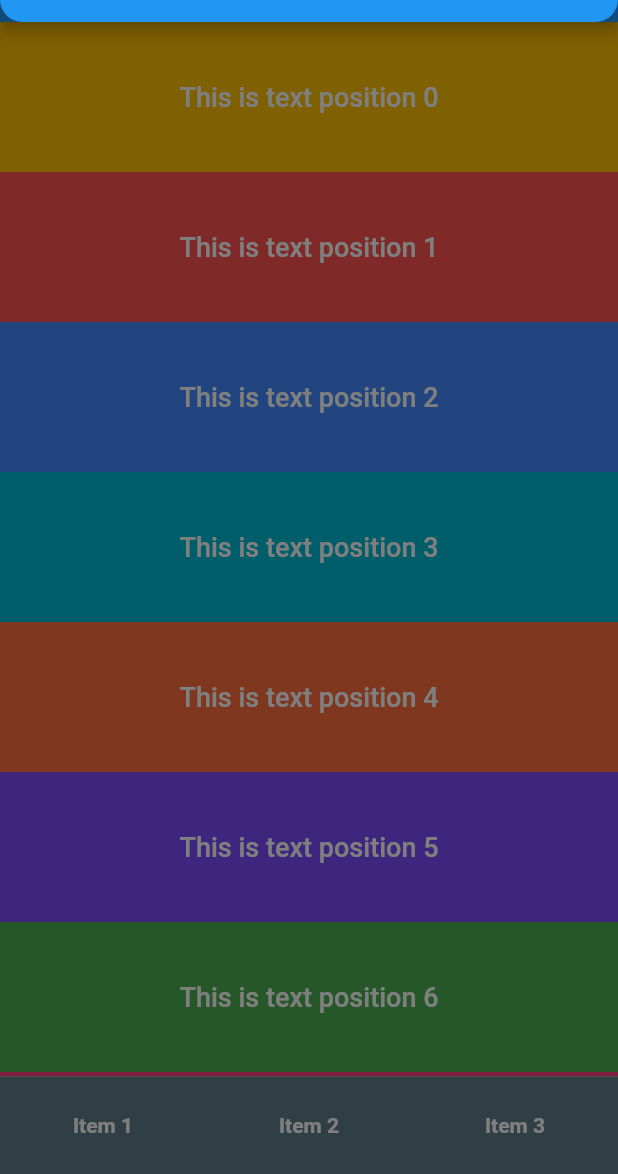
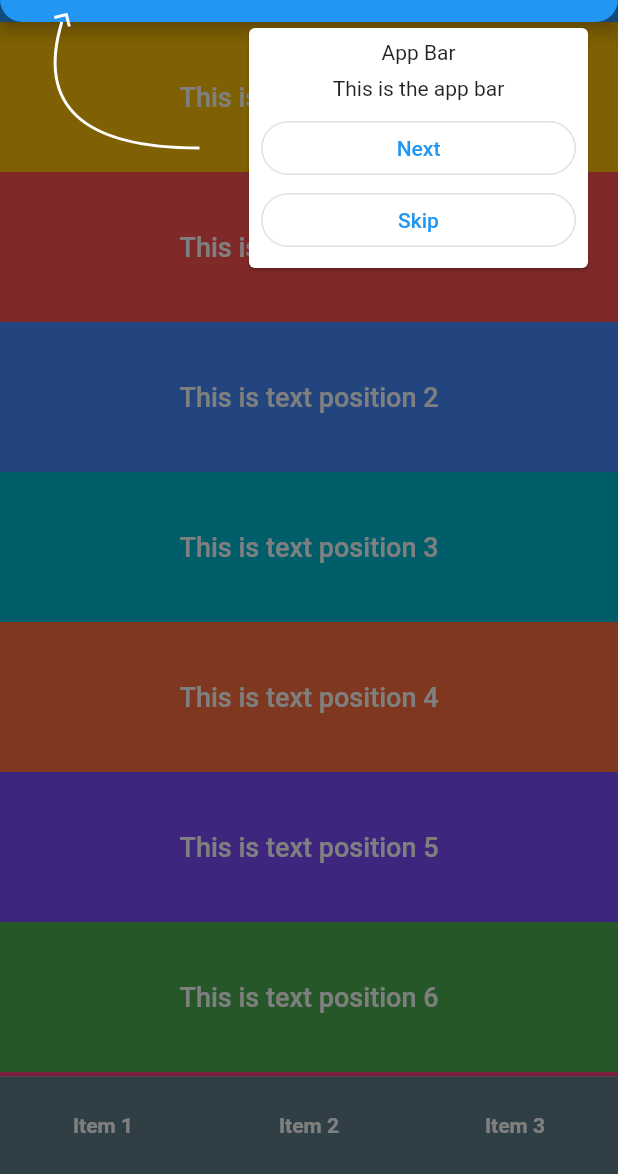
Before and after one commit to the-ginger-geek/flutter_tour, a Flutter app: the screen it shows after launch, on a phone screen of 412 x 824 dp, the part 62-1236 px from its top. Run offline on Flutter 3.47's test engine with Material 2 defaults, Android fonts, the phone set to English and light mode, and no system bars.

Commit message:
Refactored arrow painter to calculate and draw paths

```diff
--- a/lib/arrow_painter.dart
+++ b/lib/arrow_painter.dart
@@ -1,20 +1,19 @@
+import 'dart:math';
+
 import 'package:flutter/material.dart';
-import 'package:flutter_tour/card_position.dart';
+import 'package:flutter_tour/card_rect.dart';
 import 'package:flutter_tour/arrow_anchor.dart';
 
-import 'widget_position.dart';
+import 'widget_rect.dart';
 
 class ArrowPainter extends CustomPainter {
-  final WidgetPosition widgetPosition;
-  final CardPosition cardPosition;
-  final ArrowAnchor? widgetAnchors;
+  final ArrowConfig arrowConfig;
   final Color arrowColor;
 
-  ArrowPainter(
-      {required this.widgetPosition,
-      required this.arrowColor,
-      required this.cardPosition,
-      required this.widgetAnchors});
+  ArrowPainter({
+    required this.arrowConfig,
+    required this.arrowColor,
+  });
 
   @override
   void paint(Canvas canvas, Size size) {
@@ -23,20 +22,87 @@ class ArrowPainter extends CustomPainter {
       ..style = PaintingStyle.stroke
       ..strokeWidth = 2.0;
 
-    // final bool cardPositionRight = (cardPosition.left ?? 0.0) > (cardPosition.right ?? 0.0);
-    final bool cardPositionTop = (cardPosition.bottom ?? 0.0) > (cardPosition.top ?? 0.0);
-    if (cardPositionTop == true) {
+    final anchors = _calculateArrowAnchor();
+    final controlPointX = anchors.arrowControlPoint?.x as double;
+    final controlPointY = anchors.arrowControlPoint?.y as double;
+    final anchorEndX = anchors.anchorEnd?.x as double;
+    final anchorEndY = anchors.anchorEnd?.y as double;
 
-      final controlPointX = widgetAnchors?.arrowControlPoint?.x as double;
-      final controlPointY = widgetAnchors?.arrowControlPoint?.y as double;
-      final anchorEndX = widgetAnchors?.anchorEnd?.x as double;
-      final anchorEndY = widgetAnchors?.anchorEnd?.y as double;
+    Path path = Path();
+    path.moveTo((anchors.anchorStart?.x as double), anchors.anchorStart?.y as double);
+    path.quadraticBezierTo(controlPointX, controlPointY, anchorEndX, anchorEndY);
+    _buildArrowHead(path, anchorEndX, anchorEndY);
+    canvas.drawPath(path, paint);
+  }
 
-      Path path = Path();
-      path.moveTo((widgetAnchors?.anchorStart?.x as double), widgetAnchors?.anchorStart?.y as double);
-      path.quadraticBezierTo(controlPointX, controlPointY, anchorEndX, anchorEndY);
-      canvas.drawPath(path, paint);
+  void _buildArrowHead(
+    Path path,
+    double anchorEndX,
+    double anchorEndY,
+  ) {
+    final isLargeWidget = arrowConfig.widgetRect.size.height > arrowConfig.screenSize.height * 0.5;
+    final cardOnTop = arrowConfig.cardPosition.bottom == null;
+    if (isLargeWidget) {
+      path.addPolygon([
+        Offset(anchorEndX - 5, anchorEndY + 3),
+        Offset(anchorEndX - 3, anchorEndY - 5),
+        Offset(anchorEndX + 5, anchorEndY - 3),
+      ], false);
+    } else if (cardOnTop) {
+      path.addPolygon([
+        Offset(anchorEndX - 5, anchorEndY - 3),
+        Offset(anchorEndX + 3, anchorEndY + (cardOnTop ? -5 : 5)),
+        Offset(anchorEndX + 5, anchorEndY + 3),
+      ], false);
+    } else {
+      path.addPolygon([
+        Offset(anchorEndX - 5, anchorEndY - 3),
+        Offset(anchorEndX - 3, anchorEndY + 5),
+        Offset(anchorEndX + 5, anchorEndY + 3),
+      ], false);
     }
+  }
+
+  ArrowAnchor _calculateArrowAnchor() {
+    ArrowAnchor arrowAnchors = ArrowAnchor(
+      anchorStart: const Point(0.0, 0.0),
+      anchorEnd: const Point(0.0, 0.0),
+      arrowControlPoint: const Point(0.0, 0.0),
+    );
+
+    final widgetRect = arrowConfig.widgetRect;
+    final isLargeWidget = widgetRect.size.height > arrowConfig.screenSize.height * 0.5;
+    final cardPosition = arrowConfig.cardPosition;
+    final cardOnTop = cardPosition.bottom == null;
+    final cardOnLeft = (cardPosition.left ?? 0) < (cardPosition.right ?? 0);
+    final halfCardHeight = (cardPosition.size?.height ?? 0.0) / 2;
+    final halfCardWidth = (cardPosition.size?.width ?? 0.0) / 2;
+    final cardVerticalPosition = cardPosition.bottom ?? cardPosition.top ?? 0;
+    final cardHorizontalPosition =
+        ((cardPosition.right ?? 0) < (cardPosition.left ?? 0)) ? cardPosition.left ?? 0 : cardPosition.right ?? 0;
+
+    final startArrowDx = cardOnLeft
+        ? cardHorizontalPosition + halfCardWidth
+        : arrowConfig.screenSize.width - cardHorizontalPosition - halfCardWidth;
+    final startArrowDy = cardOnTop
+        ? (cardPosition.top ?? 0) + halfCardHeight
+        : arrowConfig.screenSize.height - cardVerticalPosition - halfCardHeight;
+    arrowAnchors.anchorStart = Point(startArrowDx, startArrowDy);
+
+    final endPositionOnBottomOfWidget = isLargeWidget || cardOnTop;
+    final endArrowDx = arrowConfig.widgetRect.left + (arrowConfig.widgetRect.size.width * (cardOnTop ? 0.1 : 0.9));
+    final endArrowDy = endPositionOnBottomOfWidget ? arrowConfig.widgetRect.bottom : arrowConfig.widgetRect.top;
+    arrowAnchors.anchorEnd = Point(endArrowDx, endArrowDy);
+
+    final cardWidth = cardPosition.size?.width ?? 0;
+    if (cardWidth != 0) {
+      final controlPointDx = cardOnTop ? startArrowDx - (cardWidth / 2) : startArrowDx + (cardWidth / 2);
+      final controlPointDy = endPositionOnBottomOfWidget
+          ? arrowConfig.widgetRect.bottom + halfCardHeight
+          : arrowConfig.widgetRect.top - halfCardHeight;
+      arrowAnchors.arrowControlPoint = Point(controlPointDx, controlPointDy);
+    }
+    return arrowAnchors;
   }
 
   @override
@@ -44,3 +110,15 @@ class ArrowPainter extends CustomPainter {
     return true;
   }
 }
+
+class ArrowConfig {
+  final Size screenSize;
+  final WidgetRect widgetRect;
+  final CardRect cardPosition;
+
+  ArrowConfig({
+    required this.screenSize,
+    required this.widgetRect,
+    required this.cardPosition,
+  });
+}
--- a/lib/card_position.dart
+++ b/lib/card_rect.dart
@@ -1,14 +1,18 @@
-class CardPosition {
+import 'dart:ui';
+
+class CardRect {
   final double? left;
   final double? right;
   final double? top;
   final double? bottom;
+  Size? size;
 
-  CardPosition({
+  CardRect({
     this.left,
     this.right,
     this.top,
     this.bottom,
+    this.size,
   });
 
   bool get isInitialised => left != null || right != null || top != null || bottom != null;
--- a/lib/flutter_tour.dart
+++ b/lib/flutter_tour.dart
@@ -1,15 +1,12 @@
-import 'dart:math';
-
 import 'package:flutter/material.dart';
-import 'package:flutter_tour/arrow_anchor.dart';
 import 'package:flutter_tour/globalkey_extension.dart';
 
 import 'arrow_painter.dart';
-import 'card_position.dart';
+import 'card_rect.dart';
 import 'overlay_painter.dart';
 import 'tour_target.dart';
 import 'tour_theme.dart';
-import 'widget_position.dart';
+import 'widget_rect.dart';
 
 final keyCard = GlobalKey();
 
@@ -37,10 +34,8 @@ class _FlutterTourState extends State<FlutterTour> {
   final double cardWidth = 250;
   int activePosition = 0;
   late bool? tourVisible = true;
-  CardPosition cardPosition = CardPosition();
+  CardRect cardRect = CardRect();
   List<TourTarget> tourTargets = [];
-  ArrowAnchor? arrowAnchors = ArrowAnchor(
-      anchorStart: const Point(0.0, 0.0), anchorEnd: const Point(0.0, 0.0), arrowControlPoint: const Point(0.0, 0.0));
 
   @override
   void initState() {
@@ -54,40 +49,46 @@ class _FlutterTourState extends State<FlutterTour> {
 
   @override
   Widget build(BuildContext context) {
+    final widgetRect = _getWidgetRect();
     return Stack(
       children: [
         if (widget.child != null) widget.child as Widget,
-        if (_tourVisible()) _buildOverlayPainter(context),
-        if (_tourVisible()) _buildArrowPainter(context),
-        if (_tourVisible() && cardPosition.isInitialised) _buildTourCard(),
+        if (_tourVisible()) _buildOverlayPainter(context, widgetRect),
+        if (_tourVisible() && cardRect.isInitialised) _buildArrowPainter(context, widgetRect),
+        if (_tourVisible() && cardRect.isInitialised) _buildTourCard(),
       ],
     );
   }
 
-  CustomPaint _buildOverlayPainter(BuildContext context) {
+  CustomPaint _buildOverlayPainter(BuildContext context, WidgetRect widgetRect) {
     return CustomPaint(
-      painter: OverlayPainter(widgetPosition: _getWidgetPosition()),
+      painter: OverlayPainter(widgetRect: widgetRect),
       size: MediaQuery.of(context).size,
     );
   }
 
-  CustomPaint _buildArrowPainter(BuildContext context) {
+  CustomPaint _buildArrowPainter(BuildContext context, WidgetRect widgetRect) {
+    // Card is drawn after the initial render so we need to wait for it to be drawn before we can get size
+    final cardRenderBox = keyCard.currentContext?.findRenderObject() as RenderBox?;
     return CustomPaint(
       painter: ArrowPainter(
-          arrowColor: Colors.white,
-          cardPosition: cardPosition,
-          widgetAnchors: arrowAnchors,
-          widgetPosition: _getWidgetPosition()),
+        arrowColor: Colors.white,
+        arrowConfig: ArrowConfig(
+          cardPosition: cardRect..size = cardRenderBox?.size ?? Size(0, 0),
+          widgetRect: widgetRect,
+          screenSize: MediaQuery.of(context).size,
+        ),
+      ),
       size: MediaQuery.of(context).size,
     );
   }
 
   Positioned _buildTourCard() {
     return Positioned(
-      left: cardPosition.left,
-      top: cardPosition.top,
-      right: cardPosition.right,
-      bottom: cardPosition.bottom,
+      left: cardRect.left,
+      top: cardRect.top,
+      right: cardRect.right,
+      bottom: cardRect.bottom,
       child: SizedBox(
         width: cardWidth,
         child: Card(
@@ -165,8 +166,6 @@ class _FlutterTourState extends State<FlutterTour> {
   void _showNextWidget({bool refreshState = true}) {
     if (activePosition < tourTargets.length - 1) {
       activePosition++;
-    } else {
-      activePosition = 0;
     }
 
     final widgetBuildContext = tourTargets[activePosition].key.currentContext;
@@ -179,10 +178,8 @@ class _FlutterTourState extends State<FlutterTour> {
   }
 
   void _showPreviousWidget({bool refreshState = true}) {
-    if (activePosition < tourTargets.length - 1 && activePosition > 0) {
+    if (activePosition < tourTargets.length && activePosition > 0) {
       activePosition--;
-    } else {
-      activePosition = 0;
     }
 
     final widgetBuildContext = tourTargets[activePosition].key.currentContext;
@@ -194,70 +191,63 @@ class _FlutterTourState extends State<FlutterTour> {
     }
   }
 
-  WidgetPosition _getWidgetPosition() {
+  WidgetRect _getWidgetRect() {
     if (tourTargets.isNotEmpty && tourTargets.length > activePosition) {
-      final mediaQuery = MediaQuery.of(context);
       final key = tourTargets[activePosition].key;
       final renderBox = key.currentContext?.findRenderObject() as RenderBox?;
       if (renderBox?.hasSize ?? false) {
         final position = key.globalPaintBounds;
         if (position != null && renderBox != null) {
-          final widgetPosition = WidgetPosition(
+          final widgetRect = WidgetRect(
             left: position.left,
             top: position.top,
             right: position.right,
             bottom: position.bottom,
+            size: renderBox.size,
           );
 
-          _positionCard(mediaQuery, widgetPosition, renderBox);
-          return widgetPosition;
+          _positionCard(widgetRect);
+          return widgetRect;
         }
       } else {
-        _showNextWidget(refreshState: false);
-        return _getWidgetPosition();
+        return _getWidgetRect();
       }
     }
 
-    return WidgetPosition(left: 0, top: 0, right: 0, bottom: 0);
+    return WidgetRect(
+      left: 0,
+      top: 0,
+      right: 0,
+      bottom: 0,
+      size: const Size(0.0, 0.0),
+    );
   }
 
-  void _positionCard(MediaQueryData mediaQuery, WidgetPosition widgetPosition, RenderBox targetRenderBox) {
-    final halfScreenSize = mediaQuery.size.height / 2;
-    final cardHorizontalSpacing = mediaQuery.size.width - cardWidth;
-    final validTargetWidget = targetRenderBox.size.height < halfScreenSize;
+  void _positionCard(WidgetRect widgetRect) {
+    final screenSize = MediaQuery.of(context).size;
+    final halfScreenSize = screenSize.height / 2;
+    final cardHorizontalSpacing = screenSize.width - cardWidth;
+    final validTargetWidget = widgetRect.size.height < halfScreenSize;
     if (validTargetWidget) {
-      if (widgetPosition.bottom > halfScreenSize) {
-        cardPosition = CardPosition(
-          left: 16.0,
-          right: cardHorizontalSpacing,
-          bottom: mediaQuery.size.height - widgetPosition.top,
+      if (widgetRect.bottom > halfScreenSize) {
+        const left = 16.0;
+        final right = cardHorizontalSpacing;
+        final bottom = screenSize.height - widgetRect.top;
+        cardRect = CardRect(
+          left: left,
+          right: right,
+          bottom: bottom,
         );
-
-        final cardRenderBox = keyCard.currentContext?.findRenderObject() as RenderBox?;
-        if (cardRenderBox?.hasSize ?? false) {
-          final halfCardHeight = (cardRenderBox?.size.height ?? 0.0) / 2;
-
-          final startArrowDx = mediaQuery.size.width - (cardPosition.right ?? 0.0);
-          final startArrowDy = mediaQuery.size.height - (cardPosition.bottom ?? 0.0) - halfCardHeight;
-          arrowAnchors?.anchorStart = Point(startArrowDx, startArrowDy);
-
-          final endArrowDx = widgetPosition.left + (targetRenderBox.size.width * (3 / 4));
-          final endArrowDy = widgetPosition.top;
-          arrowAnchors?.anchorEnd = Point(endArrowDx, endArrowDy);
-
-          final controlPointDx = startArrowDx + (cardWidth / 2);
-          final controlPointDy = widgetPosition.top - halfCardHeight;
-          arrowAnchors?.arrowControlPoint = Point(controlPointDx, controlPointDy);
-        }
+      } else if (widgetRect.top < halfScreenSize) {
+        final top = widgetRect.bottom;
+        cardRect = CardRect(
+          left: cardHorizontalSpacing,
+          right: 16.0,
+          top: top,
+        );
       }
-    } else if (widgetPosition.top < halfScreenSize) {
-      cardPosition = CardPosition(
-        left: cardHorizontalSpacing,
-        right: 16.0,
-        top: widgetPosition.bottom,
-      );
     } else {
-      cardPosition = CardPosition(
+      cardRect = CardRect(
         left: 16.0,
         bottom: 16.0,
       );
--- a/lib/overlay_painter.dart
+++ b/lib/overlay_painter.dart
@@ -1,11 +1,11 @@
 import 'package:flutter/material.dart';
 
-import 'widget_position.dart';
+import 'widget_rect.dart';
 
 class OverlayPainter extends CustomPainter {
-  final WidgetPosition widgetPosition;
+  final WidgetRect widgetRect;
 
-  OverlayPainter({required this.widgetPosition});
+  OverlayPainter({required this.widgetRect});
 
   @override
   void paint(Canvas canvas, Size size) {
@@ -16,7 +16,7 @@ class OverlayPainter extends CustomPainter {
           Path()
             ..addRect(Rect.fromLTWH(0, 0, size.width, size.height))
             ..close(),
-          Path()..addRRect(RRect.fromRectAndRadius(widgetPosition.getRect(),const Radius.circular(15.0))),
+          Path()..addRRect(RRect.fromRectAndRadius(widgetRect.getRect(),const Radius.circular(15.0))),
         ),
         paint);
   }
--- a/lib/widget_position.dart
+++ b/lib/widget_rect.dart
@@ -1,16 +1,18 @@
 import 'package:flutter/material.dart';
 
-class WidgetPosition {
+class WidgetRect {
   final double left;
   final double right;
   final double top;
   final double bottom;
+  final Size size;
 
-  WidgetPosition({
+  WidgetRect({
     required this.left,
     required this.right,
     required this.top,
     required this.bottom,
+    required this.size,
   });
 
   Rect getRect() => Rect.fromLTRB(left, top, right, bottom);
```
